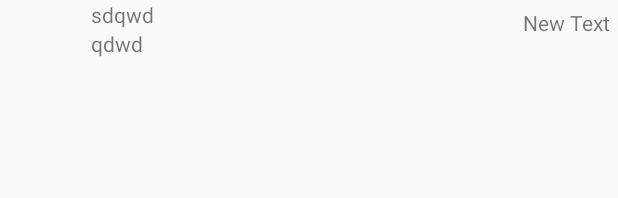
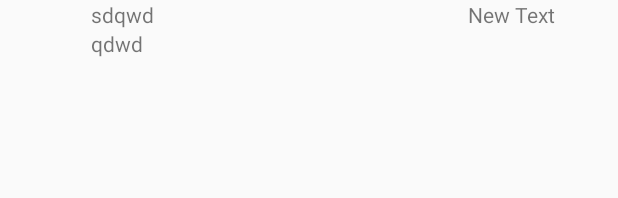
Before and after one commit to GinRex/twitterClone, an Android app: the layout item_tweet.xml on its own in the app's theme, with its tools: preview values and no code run, on a phone screen of 412 x 824 dp. Shown: the top 198 px of the screen. Run offline under Robolectric (Android 15) with nearby library versions, the phone set to English and light mode, and no system bars.

Commit message:
update some features

```diff
--- a/app/src/main/res/layout/item_tweet.xml
+++ b/app/src/main/res/layout/item_tweet.xml
@@ -1,42 +1,51 @@
 <?xml version="1.0" encoding="utf-8"?>
-<RelativeLayout xmlns:android="http://schemas.android.com/apk/res/android"
+<LinearLayout xmlns:android="http://schemas.android.com/apk/res/android"
     android:layout_width="match_parent" android:layout_height="wrap_content">
 
     <ImageView
         android:layout_width="50dp"
         android:layout_height="50dp"
         android:id="@+id/ivProfilePic"
-        android:layout_alignParentTop="true"
-        android:layout_alignParentLeft="true"
-        android:layout_alignParentStart="true"
         android:layout_margin="5dp" />
 
+    <LinearLayout
+        android:orientation="vertical"
+        android:layout_width="match_parent"
+        android:layout_height="wrap_content">
+
+        <LinearLayout
+            android:orientation="horizontal"
+            android:layout_width="match_parent"
+            android:layout_height="wrap_content">
+
             <TextView
+                android:layout_weight="5"
                 android:layout_width="wrap_content"
                 android:layout_height="wrap_content"
                 android:text="sdqwd"
-        android:id="@+id/tvName"
-        android:layout_alignParentTop="true"
-        android:layout_toRightOf="@+id/ivProfilePic"
-        android:layout_toEndOf="@+id/ivProfilePic" />
+                android:id="@+id/tvName" />
 
             <TextView
+                android:layout_weight="1"
                 android:layout_width="wrap_content"
+                android:layout_height="wrap_content"
+                android:text="New Text"
+                android:id="@+id/tvTime" />
+        </LinearLayout>
+
+        <TextView
+            android:layout_width="match_parent"
             android:layout_height="wrap_content"
             android:text="qdwd"
             android:id="@+id/tvBody"
-        android:lines="3"
-        android:layout_below="@+id/tvName"
-        android:layout_toRightOf="@+id/ivProfilePic"
-        android:layout_toEndOf="@+id/ivProfilePic" />
+            android:autoLink="all"
+            android:linksClickable="true"/>
 
-    <TextView
+        <ImageView
             android:layout_width="wrap_content"
             android:layout_height="wrap_content"
-        android:text="New Text"
-        android:id="@+id/tvTime"
-        android:layout_margin="5dp"
-        android:layout_alignParentTop="true"
-        android:layout_alignParentRight="true"
-        android:layout_alignParentEnd="true" />
-</RelativeLayout>
+            android:id="@+id/ivePic" />
+
+    </LinearLayout>
+
+</LinearLayout>
--- a/app/src/main/res/menu/mtimeline.xml
+++ b/app/src/main/res/menu/mtimeline.xml
@@ -2,9 +2,9 @@
 <menu xmlns:android="http://schemas.android.com/apk/res/android"
     xmlns:app="http://schemas.android.com/apk/res-auto">
     <item
-        android:id="@+id/item1"
-        android:onClick="onComposeAction"
-        app:showAsAction="ifRoom"
+        android:id="@+id/itCompose"
+        android:icon="@drawable/compose"
+        app:showAsAction="always"
         android:title="Compose">
     </item>
 </menu>
```
Also changed, not shown: app/src/main/java/com/codepath/apps/restclienttemplate/ComposeActivity.java (+64 -10 lines), app/src/main/java/com/codepath/apps/simpletweets/RecyclerAdapter.java (+19 -0 lines), app/src/main/java/com/codepath/apps/simpletweets/TimelineActivity.java (+73 -8 lines), app/src/main/java/com/codepath/apps/simpletweets/models/Tweet.java (+8 -2 lines), app/src/main/res/layout/activity_timeline.xml (+16 -3 lines), 32 other files. Lines whose indentation alone changed are shown as unchanged.
